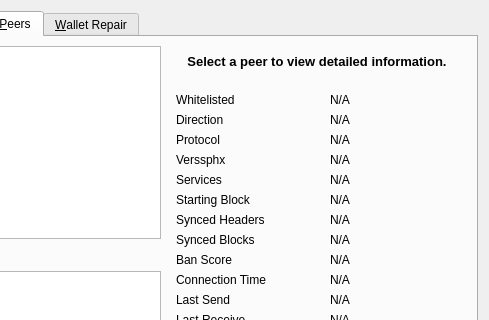
First picture: the form in src/qt/forms/rpcconsole.ui, repository sphinxcoin/sphinx, before the edit; both pictures show x 280 to 769 and y 0 to 320 of the 769 by 485 pixel window.
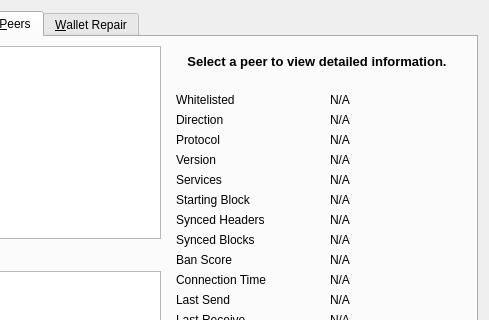
Second picture: the form after the edit. Icons and pictures are not drawn. Custom widgets are drawn as their Qt base class.

Diff of the .ui file:
```diff
--- a/src/qt/forms/rpcconsole.ui
+++ b/src/qt/forms/rpcconsole.ui
@@ -896,7 +896,7 @@
           <item row="3" column="0">
            <widget class="QLabel" name="label_28">
             <property name="text">
-             <string>Verssphx</string>
+             <string>Version</string>
             </property>
            </widget>
           </item>
```
Left out of the diff: 14 changed lines with no effect on the pictures.
